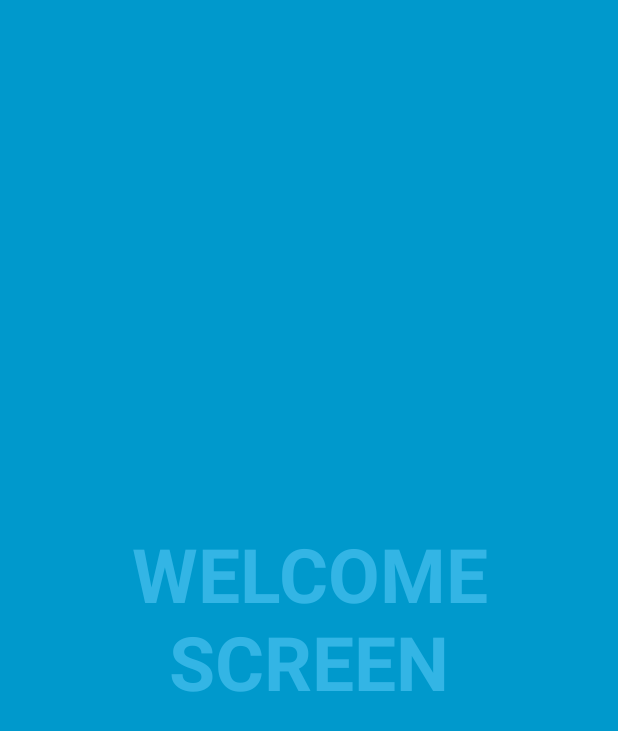
After one commit to AkiyamaKun/ManagerStudent, an Android app: the WelcomeActivity screen opened directly, with no data from a screen before it, on a phone screen of 412 x 824 dp. The commit adds this screen. Shown: the top 731 px of the screen. Run offline under Robolectric (Android 15) with nearby library versions, the phone set to English and light mode, and no system bars.

Commit message:
Add welcome screen

```diff
--- /dev/null
+++ b/app/src/main/java/com/example/admin/managerstundent/Activity/WelcomeActivity.java
@@ -0,0 +1,34 @@
+package com.example.admin.managerstundent.Activity;
+
+import android.annotation.SuppressLint;
+import android.content.Intent;
+import android.os.Build;
+import android.support.v7.app.ActionBar;
+import android.support.v7.app.AppCompatActivity;
+import android.os.Bundle;
+import android.os.Handler;
+import android.view.MotionEvent;
+import android.view.View;
+import android.view.WindowManager;
+
+import com.example.admin.managerstundent.R;
+
+public class WelcomeActivity extends AppCompatActivity {
+
+    private static final int SWITCH_SCREEN = 3000;
+
+
+    @Override
+    protected void onCreate(Bundle savedInstanceState) {
+        super.onCreate(savedInstanceState);
+        setContentView(R.layout.activity_welcome);
+        new Handler().postDelayed(new Runnable() {
+            @Override
+            public void run() {
+                Intent intent = new Intent(WelcomeActivity.this, LoginActivity.class);
+                startActivity(intent);
+                finish();
+            }
+        }, SWITCH_SCREEN);
+    }
+}
--- /dev/null
+++ b/app/src/main/res/layout/activity_welcome.xml
@@ -0,0 +1,43 @@
+<?xml version="1.0" encoding="utf-8"?>
+<FrameLayout xmlns:android="http://schemas.android.com/apk/res/android"
+    xmlns:tools="http://schemas.android.com/tools"
+    android:layout_width="match_parent"
+    android:layout_height="match_parent"
+    android:background="#0099cc"
+    tools:context=".Activity.WelcomeActivity">
+
+    <!-- The primary full-screen view. This can be replaced with whatever view
+         is needed to present your content, e.g. VideoView, SurfaceView,
+         TextureView, etc. -->
+    <TextView
+        android:id="@+id/fullscreen_content"
+        android:layout_width="match_parent"
+        android:layout_height="match_parent"
+        android:gravity="center"
+        android:keepScreenOn="true"
+        android:text="@string/dummy_content"
+        android:textColor="#33b5e5"
+        android:textSize="50sp"
+        android:textStyle="bold" />
+
+    <!-- This FrameLayout insets its children based on system windows using
+         android:fitsSystemWindows. -->
+    <FrameLayout
+        android:layout_width="match_parent"
+        android:layout_height="match_parent"
+        android:fitsSystemWindows="true">
+
+        <LinearLayout
+            android:id="@+id/fullscreen_content_controls"
+            style="?metaButtonBarStyle"
+            android:layout_width="match_parent"
+            android:layout_height="wrap_content"
+            android:layout_gravity="bottom|center_horizontal"
+            android:background="@color/black_overlay"
+            android:orientation="horizontal"
+            tools:ignore="UselessParent">
+
+        </LinearLayout>
+    </FrameLayout>
+
+</FrameLayout>
--- a/app/src/main/res/values/colors.xml
+++ b/app/src/main/res/values/colors.xml
@@ -3,4 +3,6 @@
     <color name="colorPrimary">#3F51B5</color>
     <color name="colorPrimaryDark">#303F9F</color>
     <color name="colorAccent">#FF4081</color>
+
+    <color name="black_overlay">#66000000</color>
 </resources>
--- a/app/src/main/res/values/strings.xml
+++ b/app/src/main/res/values/strings.xml
@@ -16,4 +16,7 @@
     <string name="permission_rationale">"Contacts permissions are needed for providing email
         completions."
     </string>
+
+    <string name="title_activity_welcome">ManagerStudent</string>
+    <string name="dummy_content">WELCOME\nSCREEN</string>
 </resources>
--- a/app/src/main/res/values/styles.xml
+++ b/app/src/main/res/values/styles.xml
@@ -8,4 +8,11 @@
         <item name="colorAccent">@color/colorAccent</item>
     </style>
 
+    <style name="AppTheme.NoActionBar" parent="Theme.AppCompat.Light.DarkActionBar">
+        <item name="windowActionBar">false</item>
+        <item name="windowNoTitle">true</item>
+        <item name="android:windowFullscreen">true</item>
+    </style>
+
+
 </resources>
```
Also changed, not shown: app/src/main/AndroidManifest.xml (+10 -4 lines), app/src/main/res/values/attrs.xml (added, +12 -0 lines).
